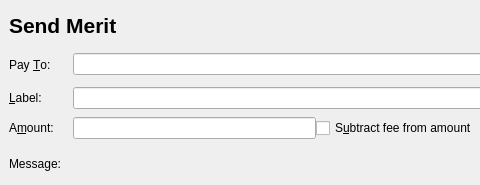
Old version of the form src/qt/forms/sendcoinsentry.ui in the repository meritlabs/merit; both pictures show x 0 to 480 and y 0 to 185 of the 729 by 185 pixel window.
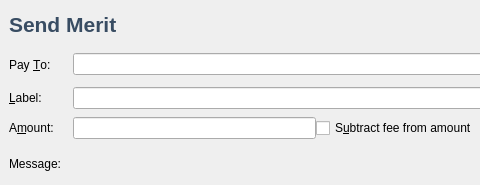
New version of the form. Icons and pictures are not drawn. Custom widgets are drawn as their Qt base class.

Diff of the .ui file:
```diff
--- a/src/qt/forms/sendcoinsentry.ui
+++ b/src/qt/forms/sendcoinsentry.ui
@@ -225,7 +225,7 @@
        </font>
       </property>
       <property name="text">
-       <string>Send Merit</string>
+       <string>&lt;html&gt;&lt;head/&gt;&lt;body&gt;&lt;p&gt;&lt;span style=&quot; color:#384c62;&quot;&gt;Send Merit&lt;/span&gt;&lt;/p&gt;&lt;/body&gt;&lt;/html&gt;</string>
       </property>
      </widget>
     </item>
```
